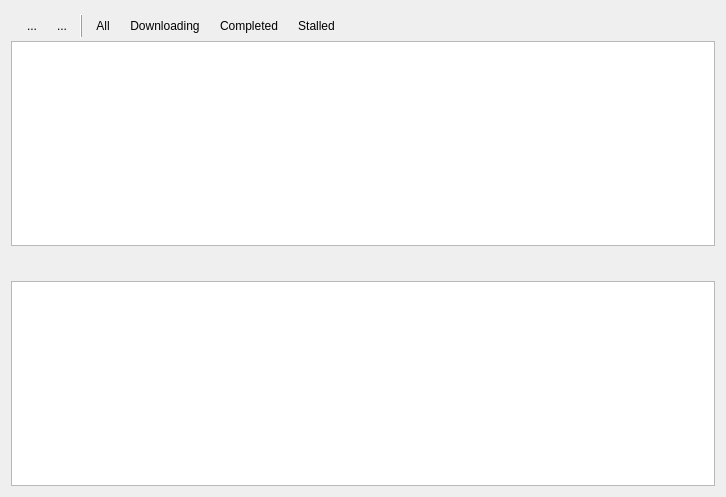
a-pavlov/qDonkey, file src/transfers/transfers_widget.ui: the form before one commit.
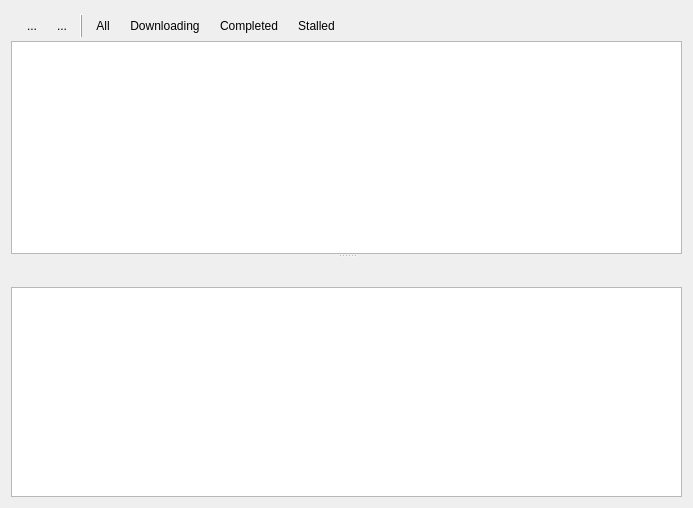
The form after the commit. Icons and pictures are not drawn.

Commit message: Add splitter to transfers

What changed in the file:
```diff
--- a/src/transfers/transfers_widget.ui
+++ b/src/transfers/transfers_widget.ui
@@ -6,8 +6,8 @@
    <rect>
     <x>0</x>
     <y>0</y>
-    <width>726</width>
-    <height>497</height>
+    <width>693</width>
+    <height>508</height>
    </rect>
   </property>
   <property name="windowTitle">
@@ -15,6 +15,11 @@
   </property>
   <layout class="QVBoxLayout" name="verticalLayout">
    <item>
+    <widget class="QSplitter" name="splitter">
+     <property name="orientation">
+      <enum>Qt::Vertical</enum>
+     </property>
+     <widget class="QWidget" name="">
     <layout class="QVBoxLayout" name="verticalLayout_4">
      <property name="spacing">
       <number>0</number>
@@ -260,8 +265,8 @@
       </widget>
      </item>
     </layout>
-   </item>
-   <item>
+     </widget>
+     <widget class="QWidget" name="">
     <layout class="QVBoxLayout" name="verticalLayout_5">
      <property name="spacing">
       <number>0</number>
@@ -366,6 +371,8 @@
       </widget>
      </item>
     </layout>
+     </widget>
+    </widget>
    </item>
   </layout>
  </widget>
```
Lines whose indentation alone changed are shown as unchanged.
